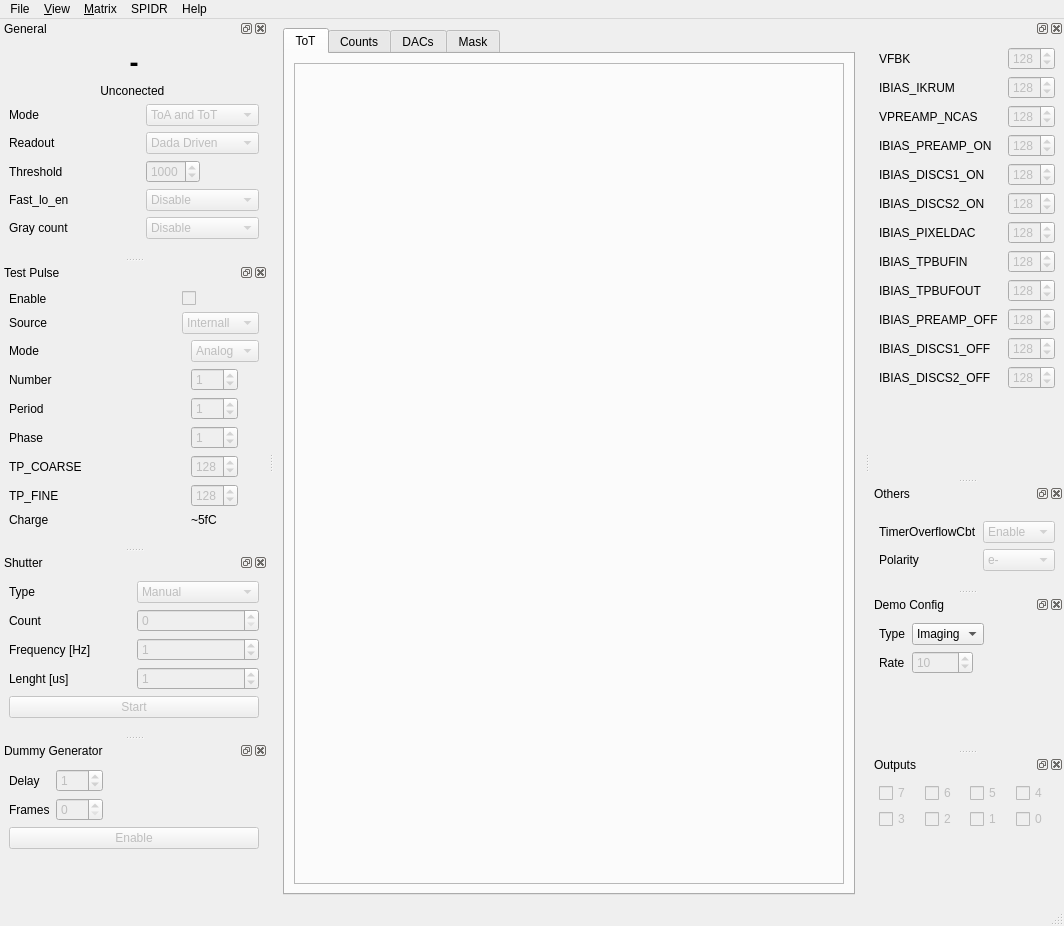
navrit/dexter, file python/ui/MainWnd.ui: the form before one commit.
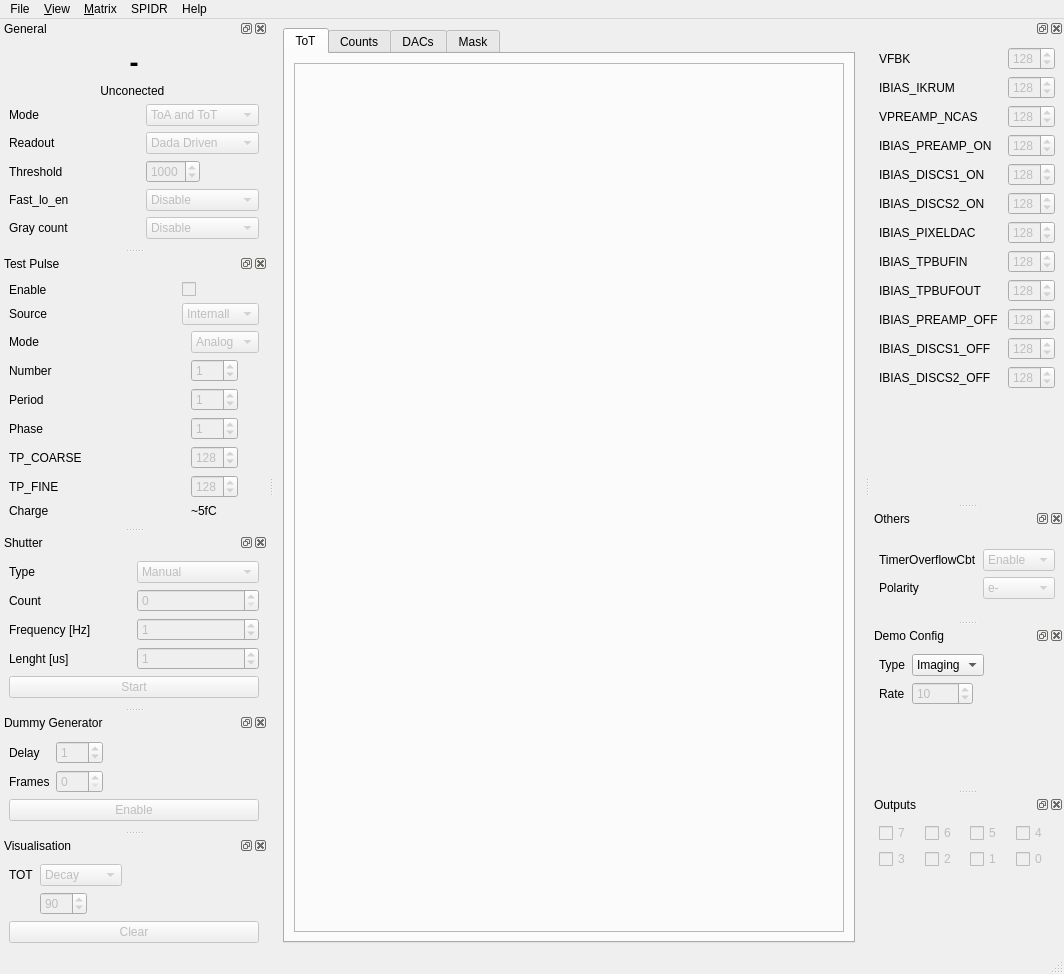
The form after the commit. Icons and pictures are not drawn. Custom widgets are drawn as their Qt base class.

Commit message: [python] spidrman tested with spidrdaq class

Patch:
```diff
--- a/python/ui/MainWnd.ui
+++ b/python/ui/MainWnd.ui
@@ -7,7 +7,7 @@
     <x>0</x>
     <y>0</y>
     <width>1064</width>
-    <height>926</height>
+    <height>950</height>
    </rect>
   </property>
   <property name="windowTitle">
@@ -1574,6 +1574,105 @@
     </layout>
    </widget>
   </widget>
+  <widget class="QDockWidgetClose" name="dockVisualisation">
+   <property name="windowTitle">
+    <string>Visualisation</string>
+   </property>
+   <attribute name="dockWidgetArea">
+    <number>1</number>
+   </attribute>
+   <widget class="QWidget" name="dockVisualisationContents">
+    <layout class="QVBoxLayout" name="dockVisualisationVerticalLayout">
+     <item>
+      <layout class="QFormLayout" name="formLayout_2">
+       <property name="fieldGrowthPolicy">
+        <enum>QFormLayout::ExpandingFieldsGrow</enum>
+       </property>
+       <item row="0" column="0">
+        <widget class="QLabel" name="label_2">
+         <property name="text">
+          <string>TOT</string>
+         </property>
+        </widget>
+       </item>
+       <item row="0" column="1">
+        <widget class="QComboBox" name="comboVisMode">
+         <property name="enabled">
+          <bool>false</bool>
+         </property>
+         <property name="sizePolicy">
+          <sizepolicy hsizetype="Fixed" vsizetype="Fixed">
+           <horstretch>0</horstretch>
+           <verstretch>0</verstretch>
+          </sizepolicy>
+         </property>
+         <item>
+          <property name="text">
+           <string>Decay</string>
+          </property>
+         </item>
+         <item>
+          <property name="text">
+           <string>Integrate</string>
+          </property>
+         </item>
+         <item>
+          <property name="text">
+           <string>Overwrite</string>
+          </property>
+         </item>
+        </widget>
+       </item>
+       <item row="1" column="1">
+        <widget class="QSpinBox" name="spinVisDecay">
+         <property name="enabled">
+          <bool>false</bool>
+         </property>
+         <property name="sizePolicy">
+          <sizepolicy hsizetype="Fixed" vsizetype="Fixed">
+           <horstretch>0</horstretch>
+           <verstretch>0</verstretch>
+          </sizepolicy>
+         </property>
+         <property name="minimum">
+          <number>1</number>
+         </property>
+         <property name="maximum">
+          <number>100</number>
+         </property>
+         <property name="value">
+          <number>90</number>
+         </property>
+        </widget>
+       </item>
+      </layout>
+     </item>
+     <item>
+      <widget class="QPushButton" name="buttonVisClear">
+       <property name="enabled">
+        <bool>false</bool>
+       </property>
+       <property name="text">
+        <string>Clear</string>
+       </property>
+      </widget>
+     </item>
+     <item>
+      <spacer name="verticalSpacer_2">
+       <property name="orientation">
+        <enum>Qt::Vertical</enum>
+       </property>
+       <property name="sizeHint" stdset="0">
+        <size>
+         <width>20</width>
+         <height>40</height>
+        </size>
+       </property>
+      </spacer>
+     </item>
+    </layout>
+   </widget>
+  </widget>
   <action name="actionGeneral">
    <property name="checkable">
     <bool>true</bool>
```
Left out of the diff: 9 changed lines with no effect on the pictures. The commit also changes 4 other files.
